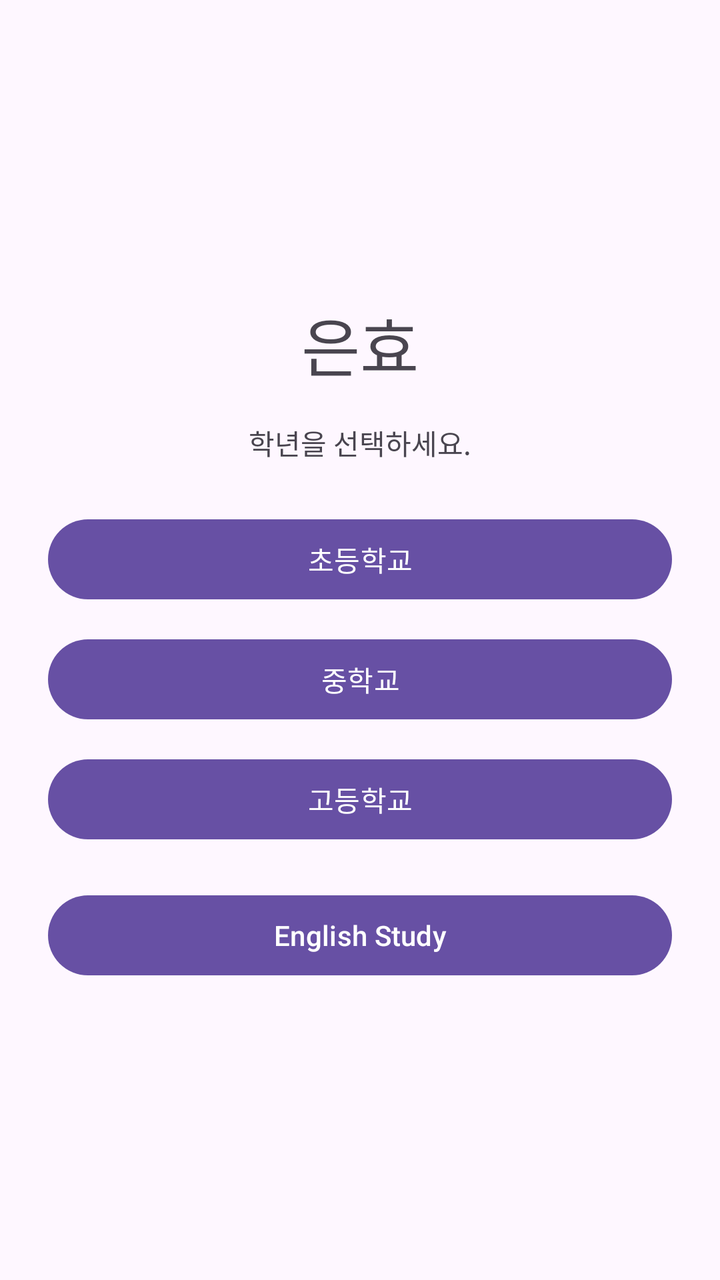
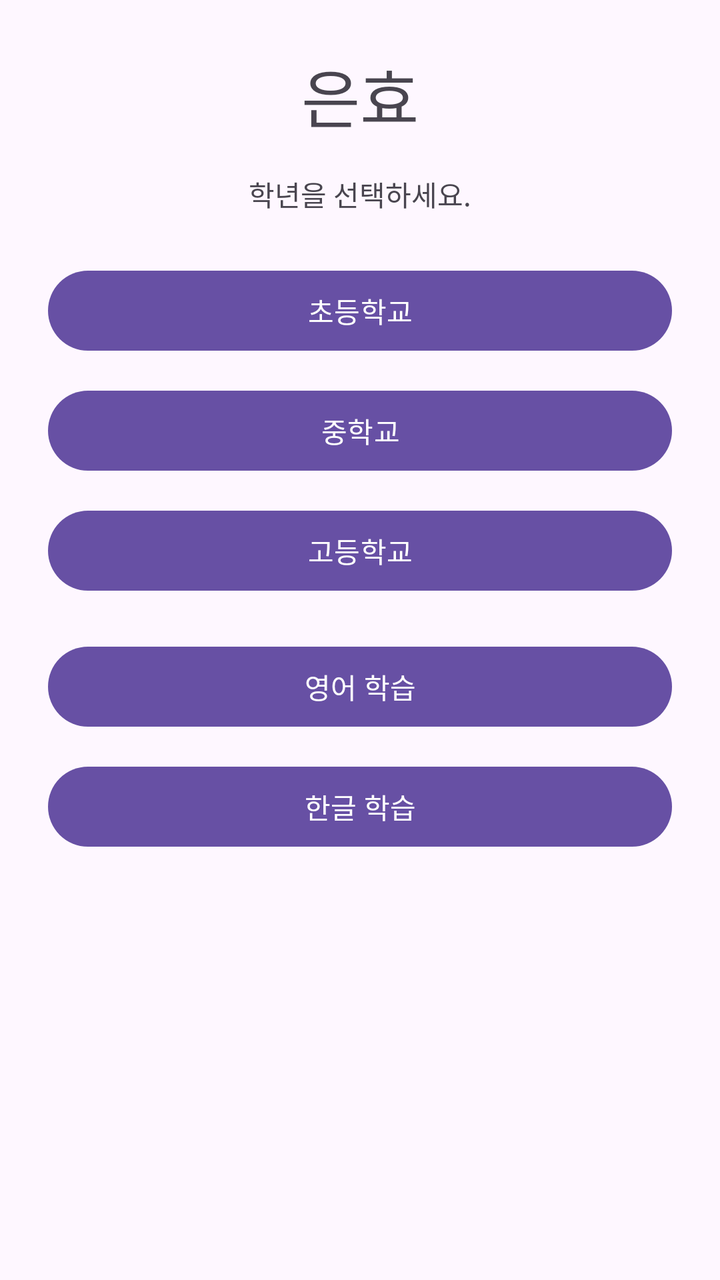

Compare the two renders of this Android layout. The source of the first and the diff that turns it into the second are given below.
<!-- AndroidManifest.xml: application theme Theme.Eunhyo2 -->
<!-- res/layout/activity_main.xml -->
<?xml version="1.0" encoding="utf-8"?>
<LinearLayout xmlns:android="http://schemas.android.com/apk/res/android"
    android:layout_width="match_parent"
    android:layout_height="match_parent"
    android:orientation="vertical"
    android:gravity="center"
    android:padding="24dp">

    <TextView
        android:layout_width="wrap_content"
        android:layout_height="wrap_content"
        android:text="@string/app_name"
        android:textAppearance="@style/TextAppearance.Material3.HeadlineLarge" />

    <TextView
        android:id="@+id/textStatus"
        android:layout_width="wrap_content"
        android:layout_height="wrap_content"
        android:layout_marginTop="16dp"
        android:text="@string/select_grade" />

    <com.google.android.material.button.MaterialButton
        android:id="@+id/buttonElementary"
        android:layout_width="match_parent"
        android:layout_height="wrap_content"
        android:layout_marginTop="24dp"
        android:text="@string/elementary" />

    <com.google.android.material.button.MaterialButton
        android:id="@+id/buttonMiddle"
        android:layout_width="match_parent"
        android:layout_height="wrap_content"
        android:layout_marginTop="12dp"
        android:text="@string/middle" />

    <com.google.android.material.button.MaterialButton
        android:id="@+id/buttonHigh"
        android:layout_width="match_parent"
        android:layout_height="wrap_content"
        android:layout_marginTop="12dp"
        android:text="@string/high" />

    <com.google.android.material.button.MaterialButton
        android:id="@+id/buttonEnglishStudy"
        android:layout_width="match_parent"
        android:layout_height="wrap_content"
        android:layout_marginTop="20dp"
        android:text="English Study" />
</LinearLayout>
<!-- resources referenced by this layout -->
<resources>
  <string name="app_name">은효</string>
  <string name="elementary">초등학교</string>
  <string name="high">고등학교</string>
  <string name="middle">중학교</string>
  <string name="select_grade">학년을 선택하세요.</string>
  <style name="Theme.Eunhyo2" parent="Theme.Material3.DayNight.NoActionBar">
          <item name="android:windowLightStatusBar">true</item>
      </style>
</resources>

<!-- the commit's change to res/layout/activity_main.xml (unified diff, before → after) -->
@@ -1,49 +1,61 @@
 <?xml version="1.0" encoding="utf-8"?>
-<LinearLayout xmlns:android="http://schemas.android.com/apk/res/android"
+<ScrollView xmlns:android="http://schemas.android.com/apk/res/android"
     android:layout_width="match_parent"
-    android:layout_height="match_parent"
-    android:orientation="vertical"
-    android:gravity="center"
-    android:padding="24dp">
+    android:layout_height="match_parent">
 
-    <TextView
-        android:layout_width="wrap_content"
-        android:layout_height="wrap_content"
-        android:text="@string/app_name"
-        android:textAppearance="@style/TextAppearance.Material3.HeadlineLarge" />
-
-    <TextView
-        android:id="@+id/textStatus"
-        android:layout_width="wrap_content"
-        android:layout_height="wrap_content"
-        android:layout_marginTop="16dp"
-        android:text="@string/select_grade" />
-
-    <com.google.android.material.button.MaterialButton
-        android:id="@+id/buttonElementary"
+    <LinearLayout
         android:layout_width="match_parent"
         android:layout_height="wrap_content"
-        android:layout_marginTop="24dp"
-        android:text="@string/elementary" />
+        android:orientation="vertical"
+        android:gravity="center_horizontal"
+        android:padding="24dp">
 
-    <com.google.android.material.button.MaterialButton
-        android:id="@+id/buttonMiddle"
-        android:layout_width="match_parent"
-        android:layout_height="wrap_content"
-        android:layout_marginTop="12dp"
-        android:text="@string/middle" />
+        <TextView
+            android:layout_width="wrap_content"
+            android:layout_height="wrap_content"
+            android:text="@string/app_name"
+            android:textAppearance="@style/TextAppearance.Material3.HeadlineLarge" />
 
-    <com.google.android.material.button.MaterialButton
-        android:id="@+id/buttonHigh"
-        android:layout_width="match_parent"
-        android:layout_height="wrap_content"
-        android:layout_marginTop="12dp"
-        android:text="@string/high" />
+        <TextView
+            android:id="@+id/textStatus"
+            android:layout_width="wrap_content"
+            android:layout_height="wrap_content"
+            android:layout_marginTop="16dp"
+            android:text="@string/select_grade" />
 
-    <com.google.android.material.button.MaterialButton
-        android:id="@+id/buttonEnglishStudy"
-        android:layout_width="match_parent"
-        android:layout_height="wrap_content"
-        android:layout_marginTop="20dp"
-        android:text="English Study" />
-</LinearLayout>
+        <com.google.android.material.button.MaterialButton
+            android:id="@+id/buttonElementary"
+            android:layout_width="match_parent"
+            android:layout_height="wrap_content"
+            android:layout_marginTop="24dp"
+            android:text="@string/elementary" />
+
+        <com.google.android.material.button.MaterialButton
+            android:id="@+id/buttonMiddle"
+            android:layout_width="match_parent"
+            android:layout_height="wrap_content"
+            android:layout_marginTop="12dp"
+            android:text="@string/middle" />
+
+        <com.google.android.material.button.MaterialButton
+            android:id="@+id/buttonHigh"
+            android:layout_width="match_parent"
+            android:layout_height="wrap_content"
+            android:layout_marginTop="12dp"
+            android:text="@string/high" />
+
+        <com.google.android.material.button.MaterialButton
+            android:id="@+id/buttonEnglishStudy"
+            android:layout_width="match_parent"
+            android:layout_height="wrap_content"
+            android:layout_marginTop="20dp"
+            android:text="@string/english_study" />
+
+        <com.google.android.material.button.MaterialButton
+            android:id="@+id/buttonKoreanStudy"
+            android:layout_width="match_parent"
+            android:layout_height="wrap_content"
+            android:layout_marginTop="12dp"
+            android:text="@string/korean_study" />
+    </LinearLayout>
+</ScrollView>
<!-- resource entries referenced after the edit -->
@@ -2,7 +2,9 @@
 <resources>
   <string name="app_name">은효</string>
   <string name="elementary">초등학교</string>
+  <string name="english_study">영어 학습</string>
   <string name="high">고등학교</string>
+  <string name="korean_study">한글 학습</string>
   <string name="middle">중학교</string>
   <string name="select_grade">학년을 선택하세요.</string>
   <style name="Theme.Eunhyo2" parent="Theme.Material3.DayNight.NoActionBar">
